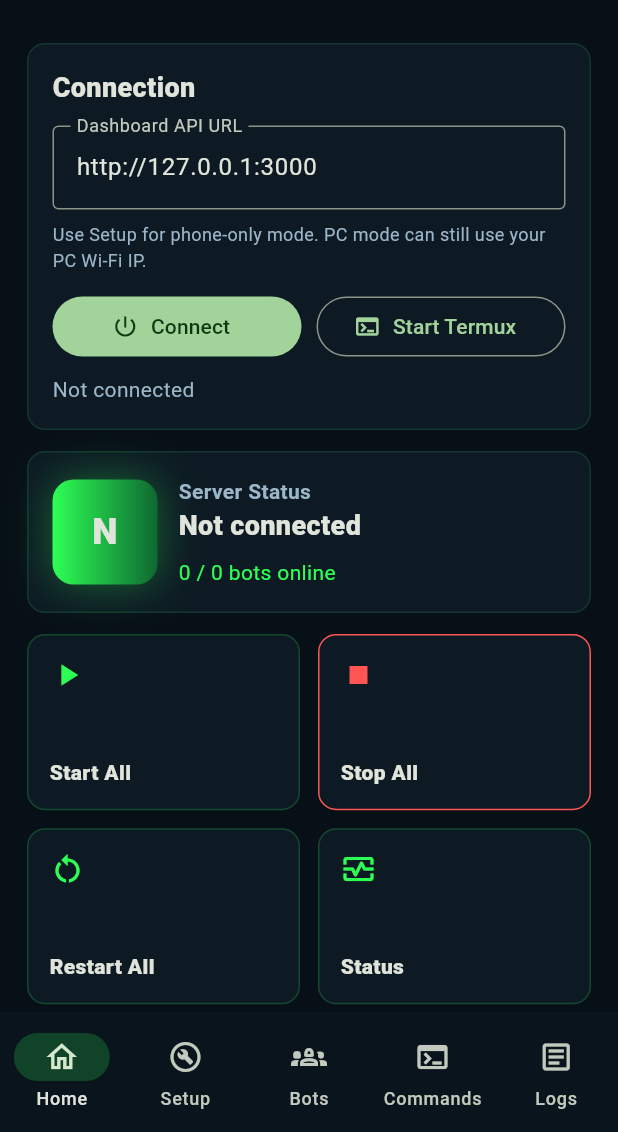
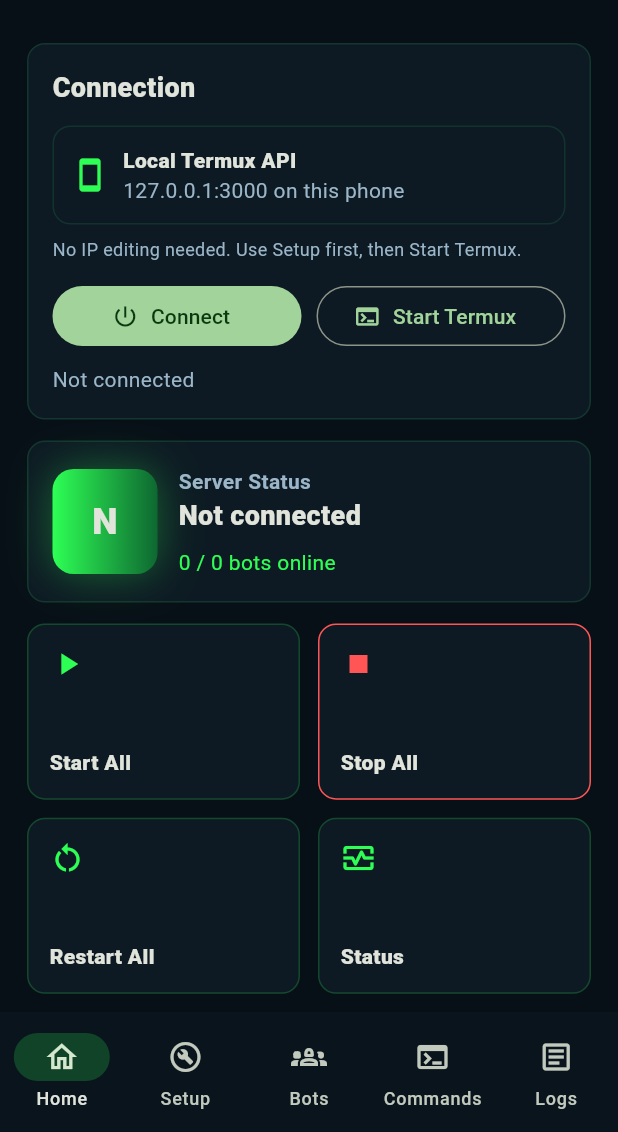
Before and after one commit to kumaark7/MC_AFK_Bot, a Flutter app: the screen it shows after launch, on a phone screen of 412 x 824 dp, the part 104-1236 px from its top. Run offline on Flutter 3.47's test engine with Material 3 defaults, Android fonts, the phone set to English and light mode, and no system bars.

Commit message:
Hardcode Android app local API

```diff
--- a/android_app/lib/main.dart
+++ b/android_app/lib/main.dart
@@ -40,8 +40,8 @@ class ControlHome extends StatefulWidget {
 
 class _ControlHomeState extends State<ControlHome> {
   static const _platform = MethodChannel('larry_control/termux');
+  static const _localApiBase = 'http://127.0.0.1:3000';
 
-  final _apiController = TextEditingController(text: 'http://127.0.0.1:3000');
   final _commandController = TextEditingController();
   final _accountNameController = TextEditingController();
   final _accountPasswordController = TextEditingController();
@@ -64,12 +64,11 @@ class _ControlHomeState extends State<ControlHome> {
     return raw.whereType<Map>().map((bot) => Map<String, dynamic>.from(bot)).toList();
   }
 
-  String get _apiBase => _apiController.text.trim().replaceFirst(RegExp(r'/+$'), '');
+  String get _apiBase => _localApiBase;
 
   @override
   void dispose() {
     _refreshTimer?.cancel();
-    _apiController.dispose();
     _commandController.dispose();
     _accountNameController.dispose();
     _accountPasswordController.dispose();
@@ -102,7 +101,6 @@ class _ControlHomeState extends State<ControlHome> {
     setState(() {
       _loading = true;
       _message = 'Starting Termux bot service...';
-      _apiController.text = 'http://127.0.0.1:3000';
     });
 
     try {
@@ -412,17 +410,29 @@ chmod +x termux/*.sh
             children: [
               const Text('Connection', style: _titleStyle),
               const SizedBox(height: 12),
-              TextField(
-                controller: _apiController,
-                decoration: const InputDecoration(
-                  labelText: 'Dashboard API URL',
-                  hintText: 'http://PC_WIFI_IP:3000',
-                  border: OutlineInputBorder(),
+              Container(
+                width: double.infinity,
+                padding: const EdgeInsets.all(12),
+                decoration: _boxDecoration(borderColor: const Color(0x2236D66A)),
+                child: const Row(
+                  children: [
+                    Icon(Icons.smartphone, color: Color(0xFF2EFF55)),
+                    SizedBox(width: 10),
+                    Expanded(
+                      child: Column(
+                        crossAxisAlignment: CrossAxisAlignment.start,
+                        children: [
+                          Text('Local Termux API', style: TextStyle(fontWeight: FontWeight.w800)),
+                          Text('127.0.0.1:3000 on this phone', style: TextStyle(color: Color(0xFF9BB6C8))),
+                        ],
+                      ),
+                    ),
+                  ],
                 ),
               ),
               const SizedBox(height: 8),
               const Text(
-                'Use Setup for phone-only mode. PC mode can still use your PC Wi-Fi IP.',
+                'No IP editing needed. Use Setup first, then Start Termux.',
                 style: TextStyle(color: Color(0xFF9BB6C8), fontSize: 12),
               ),
               const SizedBox(height: 12),
```
